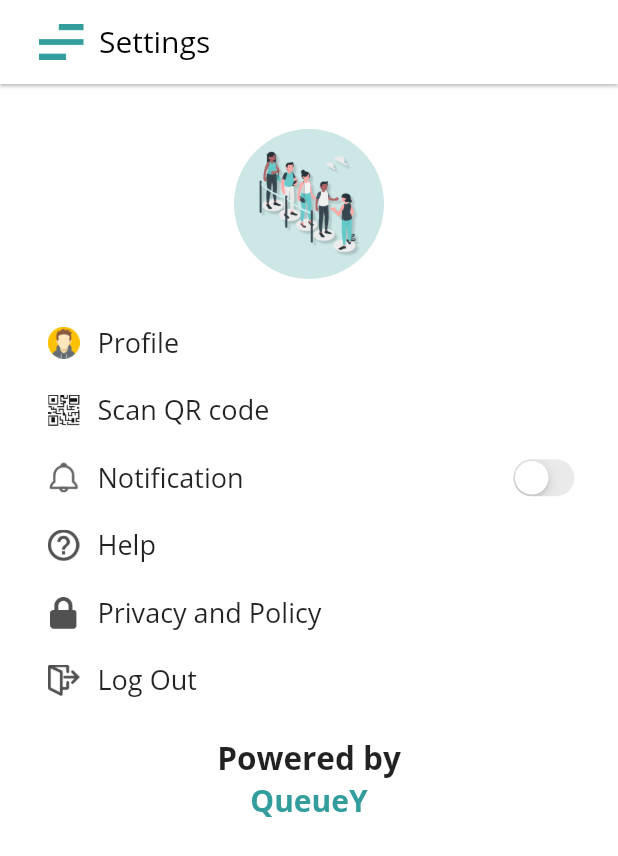
After one commit to ahmeednasr/QueueyApp, a Flutter app: the Setting screen opened directly, on a phone screen of 412 x 824 dp. The commit adds this screen. Shown: the top 856 px of the screen. Run offline on Flutter 3.47's test engine with Material 2 defaults, Android fonts, the phone set to English and light mode, and no system bars; our stand-ins replace flutter_rating_bar, flutter_swiper.

Commit message:
mo 19/4/2021 nasr

```diff
--- a/lib/2 -Algaraiehy/12-home.dart
+++ b/lib/2 -Algaraiehy/12-home.dart
@@ -29,21 +29,17 @@ class HomeScreen extends StatelessWidget {
   @override
   Widget build(BuildContext context) {
     return Scaffold(
+      backgroundColor: Colors.white,
       appBar: MyAppBar(
         context: context,
       ),
-      body: Center(
-        child: Container(
+      body: Container(
         width: double.infinity,
         height: double.infinity,
-          // color: Colors.tealAccent,
         padding: EdgeInsets.symmetric(horizontal: 20),
         child: Column(
           crossAxisAlignment: CrossAxisAlignment.center,
           children: [
-              SizedBox(
-                height: MediaQuery.of(context).size.height * .03,
-              ),
             Text(
               'Select your destination',
               style: TextStyle(
@@ -53,7 +49,7 @@ class HomeScreen extends StatelessWidget {
               ),
             ),
             SizedBox(
-                height: MediaQuery.of(context).size.height * .03,
+              height: 5,
             ),
             TextField(
               controller: null,
@@ -80,8 +76,7 @@ class HomeScreen extends StatelessWidget {
                 filled: true,
                 fillColor: Color.fromRGBO(121, 190, 190, 0.52),
                 hintText: 'Search for destination',
-                  hintStyle:
-                      TextStyle(fontSize: 20.0, color: Color(0xff919191)),
+                hintStyle: TextStyle(fontSize: 20.0, color: Color(0xff919191)),
                 contentPadding:
                     const EdgeInsets.only(left: 10.0, bottom: 6.0, top: 10.0),
                 focusedBorder: OutlineInputBorder(
@@ -96,7 +91,7 @@ class HomeScreen extends StatelessWidget {
             ), //TextField
 
             SizedBox(
-                height: MediaQuery.of(context).size.height * .03,
+              height: 10,
             ),
             Expanded(
               child: Container(
@@ -122,7 +117,7 @@ class HomeScreen extends StatelessWidget {
                         child: _card(
                             image:
                                 'assets/images/Screens/12-select destination/1-university.png',
-                              name: 'University')), //University
+                            name: 'University')),
                     _card(
                         image:
                             'assets/images/Screens/12-select destination/2-barber.png',
@@ -150,7 +145,6 @@ class HomeScreen extends StatelessWidget {
           ],
         ),
       ),
-      ),
     );
   }
 }
--- a/lib/3 -Nasr/19-select department.dart
+++ b/lib/3 -Nasr/19-select department.dart
@@ -22,7 +22,7 @@ class _SelectDepartmentState extends State<SelectDepartment> {
     },
     {
       'department': 'Software Engineering',
-      'image': 'assets/images/Screens/19-select department/SW.png'
+      'image': 'assets/images/Screens/19-select department/SW.png',
     },
     {
       'department': 'Bioinformatics',
@@ -66,9 +66,12 @@ class _SelectDepartmentState extends State<SelectDepartment> {
                             color: Colors.grey[300]),
                         child: Row(
                           children: [
-                            Image(
-                              image:
-                                  AssetImage(_departmentList[index]['image']),
+                            Padding(
+                              padding: EdgeInsets.all(5),
+                              child: Image(
+                                image:
+                                    AssetImage(_departmentList[index]['image']),
+                              ),
                             ),
                             SizedBox(
                               width: 10,
--- a/lib/3 -Nasr/29-rate queuey.dart
+++ b/lib/3 -Nasr/29-rate queuey.dart
@@ -39,6 +39,8 @@ class _RateQueueyState extends State<RateQueuey> {
                       color: Colors.grey[200],
                       borderRadius: BorderRadius.circular(15)),
                   child: RatingBar.builder(
+                    unratedColor: Colors.grey[400],
+                    glowColor: Colors.white,
                     initialRating: 3,
                     minRating: 1,
                     direction: Axis.horizontal,
@@ -89,7 +91,9 @@ class _RateQueueyState extends State<RateQueuey> {
                     primary: Color(0xffECBC27), // background
                     onPrimary: Colors.black, // foreground
                   ),
-                  onPressed: () {},
+                  onPressed: () {
+                    Navigator.pop(context);
+                  },
                   child: Text(
                     'Done',
                     style: TextStyle(
--- /dev/null
+++ b/lib/3 -Nasr/31-settings.dart
@@ -0,0 +1,175 @@
+import 'package:flutter/cupertino.dart';
+import 'package:flutter/material.dart';
+
+class Setting extends StatefulWidget {
+  @override
+  _SettingState createState() => _SettingState();
+}
+
+class _SettingState extends State<Setting> {
+  _card({String image, String title, Function ontap}) {
+    return InkWell(
+      onTap: ontap,
+      child: Row(
+        children: [
+          Container(
+            padding: EdgeInsets.all(12),
+            height: 45,
+            width: 45,
+            decoration: BoxDecoration(
+              //color: Colors.red,
+              borderRadius: BorderRadius.circular(50),
+            ),
+            child: Image(image: AssetImage(image)),
+          ),
+          Text(
+            title,
+            style: TextStyle(
+              fontSize: 18,
+            ),
+          )
+        ],
+      ),
+    );
+  }
+
+  bool isSwitched = false;
+  @override
+  Widget build(BuildContext context) {
+    return Scaffold(
+      appBar: AppBar(
+        elevation: 1,
+        automaticallyImplyLeading: false,
+        backgroundColor: Colors.white,
+        title: Row(
+          children: [
+            Container(
+              padding: EdgeInsets.all(10),
+              height: 50,
+              width: 50,
+              decoration: BoxDecoration(
+                borderRadius: BorderRadius.circular(50),
+              ),
+              child:
+                  Image(image: AssetImage('assets/images/MyAppBar/list.png')),
+            ),
+            Text(
+              'Settings',
+              style: TextStyle(
+                fontSize: 20,
+                color: Colors.black,
+              ),
+            )
+          ],
+        ),
+      ),
+      backgroundColor: Colors.white,
+      body: ListView(
+        padding: EdgeInsets.symmetric(
+          horizontal: 20,
+        ),
+        children: [
+          SizedBox(
+            height: 30,
+          ),
+          Center(
+            child: Container(
+              padding: EdgeInsets.all(10),
+              height: 100,
+              width: 100,
+              decoration: BoxDecoration(
+                  borderRadius: BorderRadius.circular(50),
+                  color: Color.fromRGBO(50, 157, 156, .25)),
+              child: Image(image: AssetImage('assets/images/Queue-amico.png')),
+            ),
+          ),
+          SizedBox(
+            height: 20,
+          ),
+          _card(
+              image: 'assets/images/MyAppBar/profile.png',
+              title: 'Profile',
+              ontap: () {}),
+          _card(
+              image: 'assets/images/Screens/31-Settings/code.png',
+              title: 'Scan QR code',
+              ontap: () {}),
+          InkWell(
+            onTap: () {
+              setState(() {
+                isSwitched = !isSwitched;
+              });
+            },
+            child: Row(
+              children: [
+                Container(
+                  padding: EdgeInsets.all(10),
+                  height: 45,
+                  width: 45,
+                  decoration: BoxDecoration(
+                    borderRadius: BorderRadius.circular(50),
+                  ),
+                  child: Image(
+                      image: AssetImage(
+                          'assets/images/Screens/31-Settings/notification.png')),
+                ),
+                Text(
+                  'Notification',
+                  style: TextStyle(
+                    fontSize: 18,
+                  ),
+                ),
+                Expanded(child: SizedBox()),
+                Transform.scale(
+                  scale: 0.8,
+                  child: CupertinoSwitch(
+                    value: isSwitched,
+                    onChanged: (value) {
+                      setState(() {
+                        isSwitched = value;
+                        print(isSwitched);
+                      });
+                    },
+                    activeColor: Colors.green, //Theme.of(context).primaryColor,
+                  ),
+                ),
+              ],
+            ),
+          ),
+          _card(
+              image: 'assets/images/Screens/31-Settings/help.png',
+              title: 'Help',
+              ontap: () {}),
+          _card(
+              image: 'assets/images/Screens/31-Settings/privacy.png',
+              title: 'Privacy and Policy',
+              ontap: () {}),
+          _card(
+              image: 'assets/images/Screens/31-Settings/logout.png',
+              title: 'Log Out',
+              ontap: () {}),
+          SizedBox(
+            height: 15,
+          ),
+          Column(
+            mainAxisAlignment: MainAxisAlignment.center,
+            children: [
+              Text(
+                'Powered by',
+                style: TextStyle(fontSize: 21, fontWeight: FontWeight.bold),
+              ),
+              Text(
+                'QueueY',
+                style: TextStyle(
+                  fontSize: 20,
+                  fontWeight: FontWeight.bold,
+                  color: Theme.of(context).primaryColor,
+                ),
+              )
+            ],
+          )
+        ],
+      ),
+    );
+  }
+}
--- a/lib/main.dart
+++ b/lib/main.dart
@@ -1,7 +1,6 @@
 import 'package:flutter/material.dart';
 import 'package:flutter/services.dart';
-
-import 'Custom_Widget/NavigationBar.dart';
+import 'package:queuey/Custom_Widget/NavigationBar.dart';
 
 void main() {
   WidgetsFlutterBinding.ensureInitialized();
--- a/pubspec.yaml
+++ b/pubspec.yaml
@@ -81,6 +81,11 @@ flutter:
      - assets/images/Screens/19-select department/IS.png
      - assets/images/Screens/19-select department/SW.png
      - assets/images/Screens/19-select department/Bio.png
+     - assets/images/Screens/31-Settings/code.png
+     - assets/images/Screens/31-Settings/help.png
+     - assets/images/Screens/31-Settings/notification.png
+     - assets/images/Screens/31-Settings/privacy.png
+     - assets/images/Screens/31-Settings/logout.png
   #   - images/a_dot_ham.jpeg
 
   # An image asset can refer to one or more resolution-specific "variants", see
```
Also changed, not shown: assets/images/MyAppBar/list.png, assets/images/Screens/19-select department/Bio.png, assets/images/Screens/19-select department/CS.png, assets/images/Screens/19-select department/IS.png, assets/images/Screens/19-select department/IT.png, assets/images/Screens/19-select department/SW.png, assets/images/Screens/31-Settings/code.png (added), assets/images/Screens/31-Settings/help.png (added), assets/images/Screens/31-Settings/logout.png (added), assets/images/Screens/31-Settings/notification.png (added), assets/images/Screens/31-Settings/privacy.png (added). Lines whose indentation alone changed are shown as unchanged.
